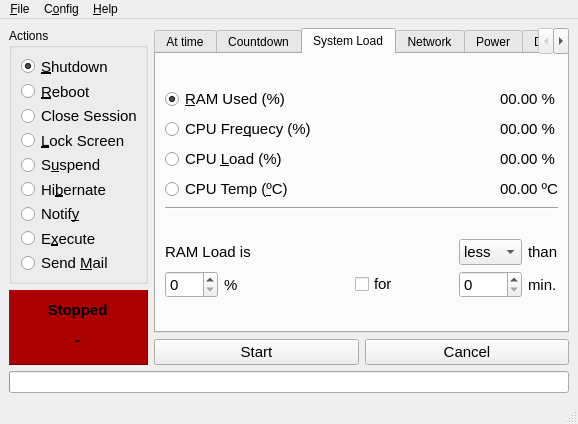
Old version of the form ui/pycket.ui in the repository Arg0s1080/pycket.
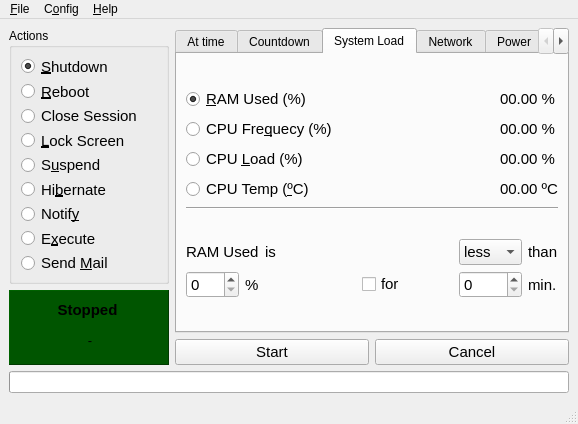
New version of the form. The open tabs and pages were chosen to show the change.

Patch:
```diff
--- a/ui/pycket.ui
+++ b/ui/pycket.ui
@@ -34,7 +34,7 @@
             </property>
             <property name="minimumSize">
              <size>
-              <width>139</width>
+              <width>160</width>
               <height>240</height>
              </size>
             </property>
@@ -229,7 +229,7 @@
            <widget class="QFrame" name="frame">
             <property name="minimumSize">
              <size>
-              <width>139</width>
+              <width>160</width>
               <height>75</height>
              </size>
             </property>
@@ -240,7 +240,8 @@
              </size>
             </property>
             <property name="styleSheet">
-             <string notr="true">background-color: rgb(170, 0, 0);</string>
+             <string notr="true">background-color: rgb(170, 0, 0);
+background-color: rgb(0, 85, 0);</string>
             </property>
             <property name="frameShape">
              <enum>QFrame::Panel</enum>
@@ -253,7 +254,7 @@
               <rect>
                <x>3</x>
                <y>10</y>
-               <width>131</width>
+               <width>151</width>
                <height>20</height>
               </rect>
              </property>
@@ -276,15 +277,15 @@
               <rect>
                <x>3</x>
                <y>40</y>
-               <width>131</width>
+               <width>156</width>
                <height>20</height>
               </rect>
              </property>
              <property name="font">
               <font>
-               <pointsize>11</pointsize>
-               <weight>75</weight>
-               <bold>true</bold>
+               <pointsize>10</pointsize>
+               <weight>50</weight>
+               <bold>false</bold>
               </font>
              </property>
              <property name="text">
@@ -912,7 +913,7 @@
                    <locale language="English" country="UnitedStates"/>
                   </property>
                   <property name="text">
-                   <string>RAM Load is</string>
+                   <string>RAM Used</string>
                   </property>
                  </widget>
                 </item>
@@ -1060,6 +1061,18 @@
                   </property>
                  </spacer>
                 </item>
+                <item row="0" column="2">
+                 <widget class="QLabel" name="labelSystemLoadIs">
+                  <property name="font">
+                   <font>
+                    <pointsize>11</pointsize>
+                   </font>
+                  </property>
+                  <property name="text">
+                   <string>is</string>
+                  </property>
+                 </widget>
+                </item>
                </layout>
               </item>
               <item row="5" column="0">
```
Left out of the diff: 4 changed lines with no effect on the pictures.
